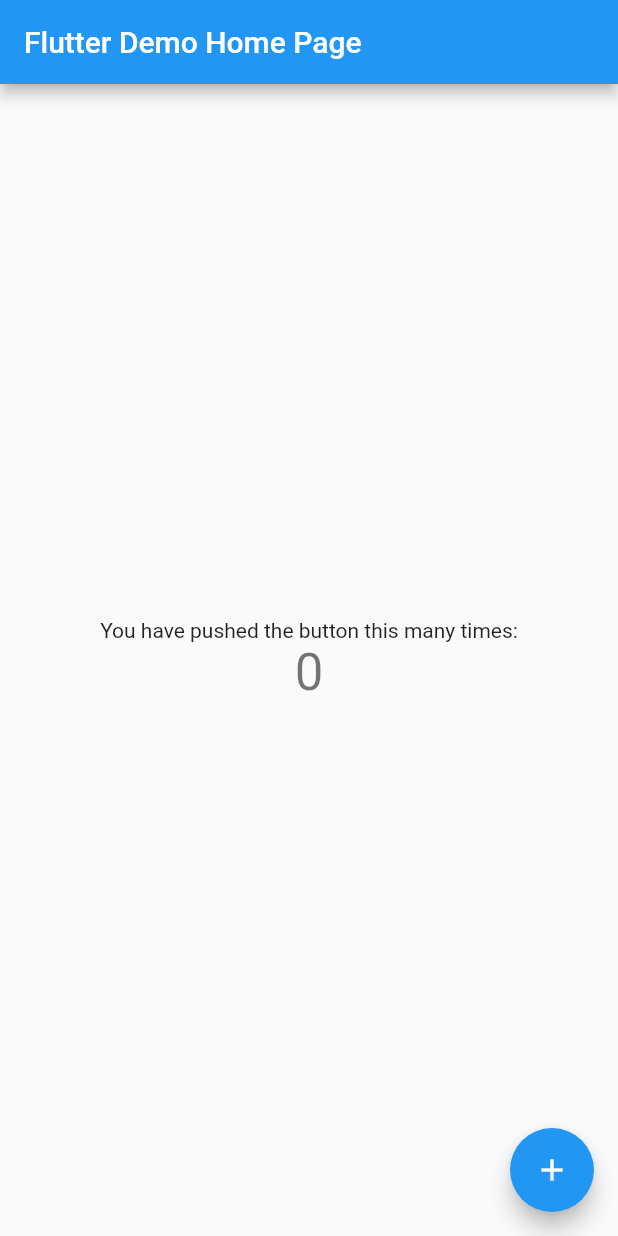
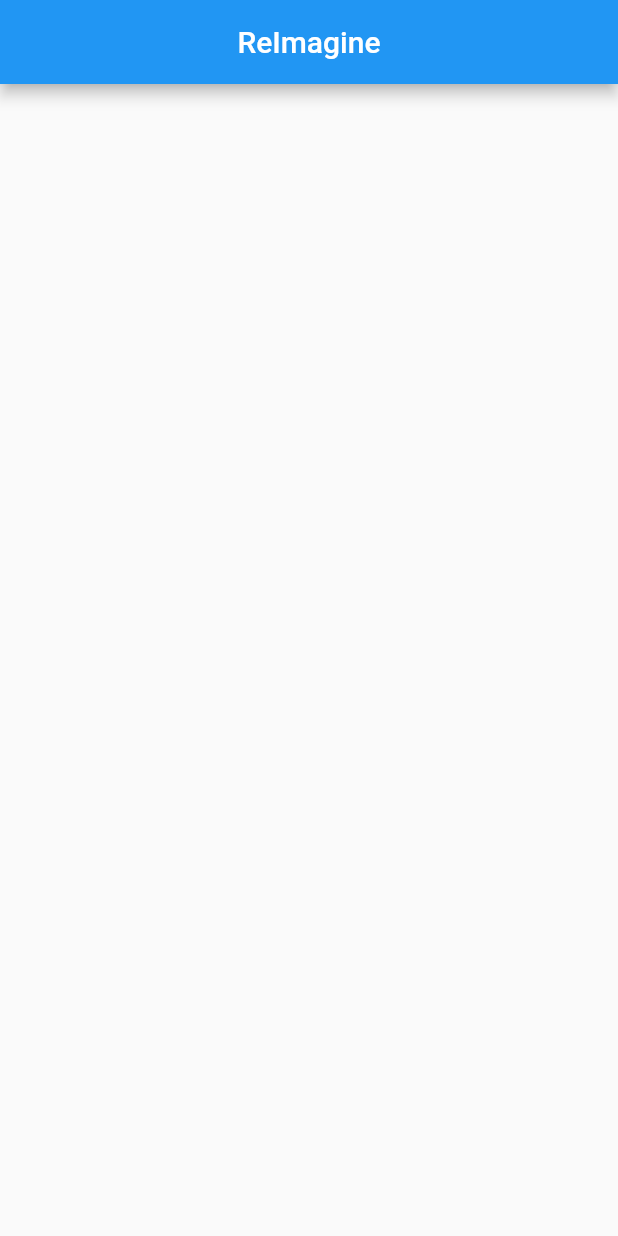
Before and after one commit to hardik-kapadia/ReImagine-App, a Flutter app: the screen it shows after launch, on a phone screen of 412 x 824 dp. Run offline on Flutter 3.47's test engine with Material 2 defaults, Android fonts, the phone set to English and light mode, and no system bars.

Commit message:
first commit

```diff
--- a/re_imagine/lib/main.dart
+++ b/re_imagine/lib/main.dart
@@ -1,113 +1,20 @@
 import 'package:flutter/material.dart';
 
 void main() {
-  runApp(MyApp());
+  runApp(LoginPage());
 }
 
-class MyApp extends StatelessWidget {
-  // This widget is the root of your application.
+class LoginPage extends StatelessWidget {
   @override
   Widget build(BuildContext context) {
     return MaterialApp(
-      title: 'Flutter Demo',
-      theme: ThemeData(
-        // This is the theme of your application.
-        //
-        // Try running your application with "flutter run". You'll see the
-        // application has a blue toolbar. Then, without quitting the app, try
-        // changing the primarySwatch below to Colors.green and then invoke
-        // "hot reload" (press "r" in the console where you ran "flutter run",
-        // or simply save your changes to "hot reload" in a Flutter IDE).
-        // Notice that the counter didn't reset back to zero; the application
-        // is not restarted.
-        primarySwatch: Colors.blue,
+      title: "Reimagine",
+      home: Scaffold(
+        appBar: AppBar(
+          centerTitle: true,
+          title: Text("ReImagine"),
+        ),
       ),
-      home: MyHomePage(title: 'Flutter Demo Home Page'),
     );
   }
 }
-
-class MyHomePage extends StatefulWidget {
-  MyHomePage({Key? key, required this.title}) : super(key: key);
-
-  // This widget is the home page of your application. It is stateful, meaning
-  // that it has a State object (defined below) that contains fields that affect
-  // how it looks.
-
-  // This class is the configuration for the state. It holds the values (in this
-  // case the title) provided by the parent (in this case the App widget) and
-  // used by the build method of the State. Fields in a Widget subclass are
-  // always marked "final".
-
-  final String title;
-
-  @override
-  _MyHomePageState createState() => _MyHomePageState();
-}
-
-class _MyHomePageState extends State<MyHomePage> {
-  int _counter = 0;
-
-  void _incrementCounter() {
-    setState(() {
-      // This call to setState tells the Flutter framework that something has
-      // changed in this State, which causes it to rerun the build method below
-      // so that the display can reflect the updated values. If we changed
-      // _counter without calling setState(), then the build method would not be
-      // called again, and so nothing would appear to happen.
-      _counter++;
-    });
-  }
-
-  @override
-  Widget build(BuildContext context) {
-    // This method is rerun every time setState is called, for instance as done
-    // by the _incrementCounter method above.
-    //
-    // The Flutter framework has been optimized to make rerunning build methods
-    // fast, so that you can just rebuild anything that needs updating rather
-    // than having to individually change instances of widgets.
-    return Scaffold(
-      appBar: AppBar(
-        // Here we take the value from the MyHomePage object that was created by
-        // the App.build method, and use it to set our appbar title.
-        title: Text(widget.title),
-      ),
-      body: Center(
-        // Center is a layout widget. It takes a single child and positions it
-        // in the middle of the parent.
-        child: Column(
-          // Column is also a layout widget. It takes a list of children and
-          // arranges them vertically. By default, it sizes itself to fit its
-          // children horizontally, and tries to be as tall as its parent.
-          //
-          // Invoke "debug painting" (press "p" in the console, choose the
-          // "Toggle Debug Paint" action from the Flutter Inspector in Android
-          // Studio, or the "Toggle Debug Paint" command in Visual Studio Code)
-          // to see the wireframe for each widget.
-          //
-          // Column has various properties to control how it sizes itself and
-          // how it positions its children. Here we use mainAxisAlignment to
-          // center the children vertically; the main axis here is the vertical
-          // axis because Columns are vertical (the cross axis would be
-          // horizontal).
-          mainAxisAlignment: MainAxisAlignment.center,
-          children: <Widget>[
-            Text(
-              'You have pushed the button this many times:',
-            ),
-            Text(
-              '$_counter',
-              style: Theme.of(context).textTheme.headline4,
-            ),
-          ],
-        ),
-      ),
-      floatingActionButton: FloatingActionButton(
-        onPressed: _incrementCounter,
-        tooltip: 'Increment',
-        child: Icon(Icons.add),
-      ), // This trailing comma makes auto-formatting nicer for build methods.
-    );
-  }
-}
```
Also changed, not shown: 1 other file.
